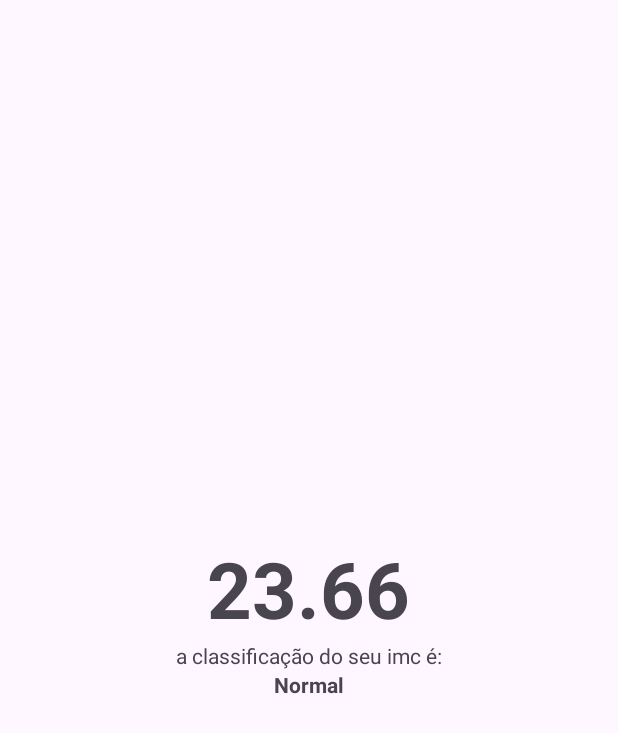
After one commit to Miriantv/IMC_calculator, an Android app: the layout activity_result.xml on its own in the app's theme, with its tools: preview values and no code run, on a phone screen of 412 x 824 dp. The commit adds this screen. Shown: the top 733 px of the screen. Run offline under Robolectric (Android 15) with nearby library versions, the phone set to English and light mode, and no system bars.

Commit message:
Calculo e resposta dos botões na segunda tela

```diff
--- /dev/null
+++ b/app/src/main/res/layout/activity_result.xml
@@ -0,0 +1,35 @@
+<?xml version="1.0" encoding="utf-8"?>
+<LinearLayout xmlns:android="http://schemas.android.com/apk/res/android"
+    xmlns:app="http://schemas.android.com/apk/res-auto"
+    xmlns:tools="http://schemas.android.com/tools"
+    android:id="@+id/main"
+    android:layout_width="match_parent"
+    android:layout_height="match_parent"
+    android:orientation="vertical"
+    android:gravity="center"
+    tools:context=".ResultActivity">
+
+
+    <TextView
+        android:id="@+id/tv_result"
+        android:textSize="52dp"
+        android:textStyle="bold"
+        android:maxLength="5"
+        android:layout_width="wrap_content"
+        android:layout_height="wrap_content"
+        tools:text="23.66" />
+
+    <TextView
+        android:id="@+id/tv_classificaçao_label"
+        android:layout_width="wrap_content"
+        android:layout_height="wrap_content"
+        android:text="a classificação do seu imc é:"/>
+
+    <TextView
+        android:id="@+id/tv_classificaçao"
+        android:layout_width="wrap_content"
+        android:layout_height="wrap_content"
+        android:textStyle="bold"
+        tools:text="Normal" />
+
+</LinearLayout>
```
Also changed, not shown: app/src/main/java/com/comunidadedevspace/imc/MainActivity.kt (+6 -1 lines), app/src/main/java/com/comunidadedevspace/imc/ResultActivity.kt (added, +39 -0 lines).
